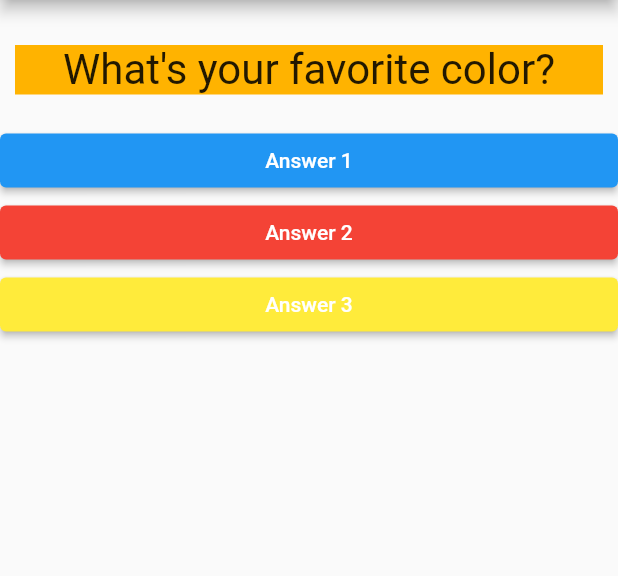
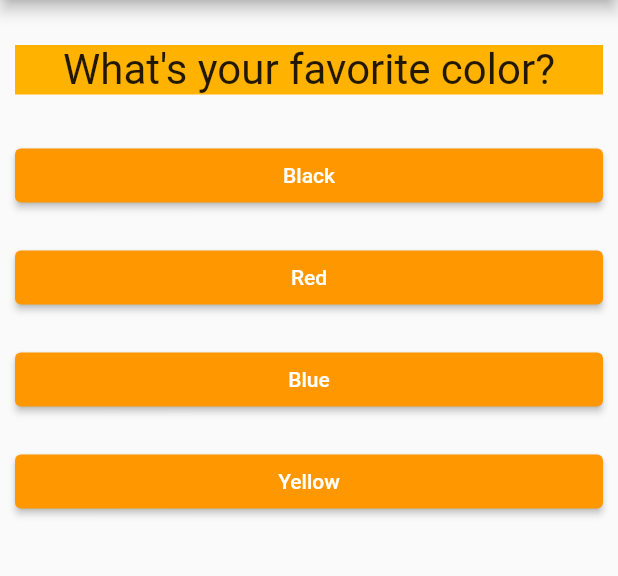
Before and after one commit to kpirabaharan/Flutter, a Flutter app: the screen it shows after launch, on a phone screen of 412 x 824 dp, the part 84-660 px from its top. Run offline on Flutter 3.47's test engine with Material 2 defaults, Android fonts, the phone set to English and light mode, and no system bars.

Commit message:
Section 2:  Dart Basics P4

```diff
--- a/section_2_flutter_basics/lib/answer.dart
+++ b/section_2_flutter_basics/lib/answer.dart
@@ -2,17 +2,19 @@ import 'package:flutter/material.dart';
 
 class Answer extends StatelessWidget {
   final VoidCallback selectHandler;
-  final btnColor;
-  final txt;
-  Answer({this.selectHandler, this.btnColor, this.txt});
+  final String answerText;
+
+  Answer({this.selectHandler, this.answerText});
+
   @override
   Widget build(BuildContext context) {
     return Container(
       width: double.infinity,
+      margin: EdgeInsets.all(10),
       child: ElevatedButton(
         style: TextButton.styleFrom(
-            backgroundColor: btnColor, foregroundColor: Colors.white),
-        child: Text(txt),
+            backgroundColor: Colors.orange, foregroundColor: Colors.white),
+        child: Text(answerText),
         onPressed: selectHandler,
       ),
     );
--- a/section_2_flutter_basics/lib/main.dart
+++ b/section_2_flutter_basics/lib/main.dart
@@ -16,13 +16,13 @@ class _MyAppState extends State<MyApp> {
   var _questionIndex = 0;
 
   void _answerQuestion() {
-    if (_questionIndex == 0) {
+    if (_questionIndex < 2) {
       setState(() {
         _questionIndex += 1;
       });
     } else {
       setState(() {
-        _questionIndex -= 1;
+        _questionIndex = 0;
       });
     }
     print(_questionIndex);
@@ -30,14 +30,19 @@ class _MyAppState extends State<MyApp> {
 
   @override
   Widget build(BuildContext context) {
-    var questions = [
-      'What\'s your favorite color?',
-      'What\'s your favorite animal?',
-    ];
-    final colors = [
-      'Blue',
-      'Red',
-      'Yellow',
+    final data = [
+      {
+        'questionText': 'What\'s your favorite color?',
+        'answers': ['Black', 'Red', 'Blue', 'Yellow']
+      },
+      {
+        'questionText': 'What\'s your favorite animal?',
+        'answers': ['Dog', 'Cat', 'Fish', 'Horse']
+      },
+      {
+        'questionText': 'What\'s your favorite OS?',
+        'answers': ['Windows', 'Linux', 'Mac', 'iOS']
+      }
     ];
     return MaterialApp(
         home: Scaffold(
@@ -47,22 +52,32 @@ class _MyAppState extends State<MyApp> {
             ),
             body: Column(
               children: [
-                Question(questions.elementAt(_questionIndex)),
-                Answer(
-                  btnColor: Colors.blue,
-                  txt: "Answer 1",
-                  selectHandler: _answerQuestion,
-                ),
-                Answer(
-                  btnColor: Colors.red,
-                  txt: "Answer 2",
-                  selectHandler: _answerQuestion,
-                ),
-                Answer(
-                  btnColor: Colors.yellow,
-                  txt: "Answer 3",
-                  selectHandler: _answerQuestion,
-                )
+                Question(data[_questionIndex]['questionText']),
+                ...(data[_questionIndex]['answers'] as List<String>)
+                    .map((answer) {
+                  return Answer(
+                      selectHandler: _answerQuestion, answerText: answer);
+                })
+                // Answer(
+                //   btnColor: Colors.blue,
+                //   txt: data[_questionIndex]['answers'][0],
+                //   selectHandler: _answerQuestion,
+                // ),
+                // Answer(
+                //   btnColor: Colors.red,
+                //   txt: "Answer 2",
+                //   selectHandler: _answerQuestion,
+                // ),
+                // Answer(
+                //   btnColor: Colors.yellow,
+                //   txt: "Answer 3",
+                //   selectHandler: _answerQuestion,
+                // )
+                // Answer(
+                //   btnColor: Colors.orange,
+                //   txt: "Answer 4",
+                //   selectHandler: _answerQuestion,
+                // )
                 // ElevatedButton(
                 //   child: Text(colors[0]),
                 //   onPressed: _answerQuestion,
```
